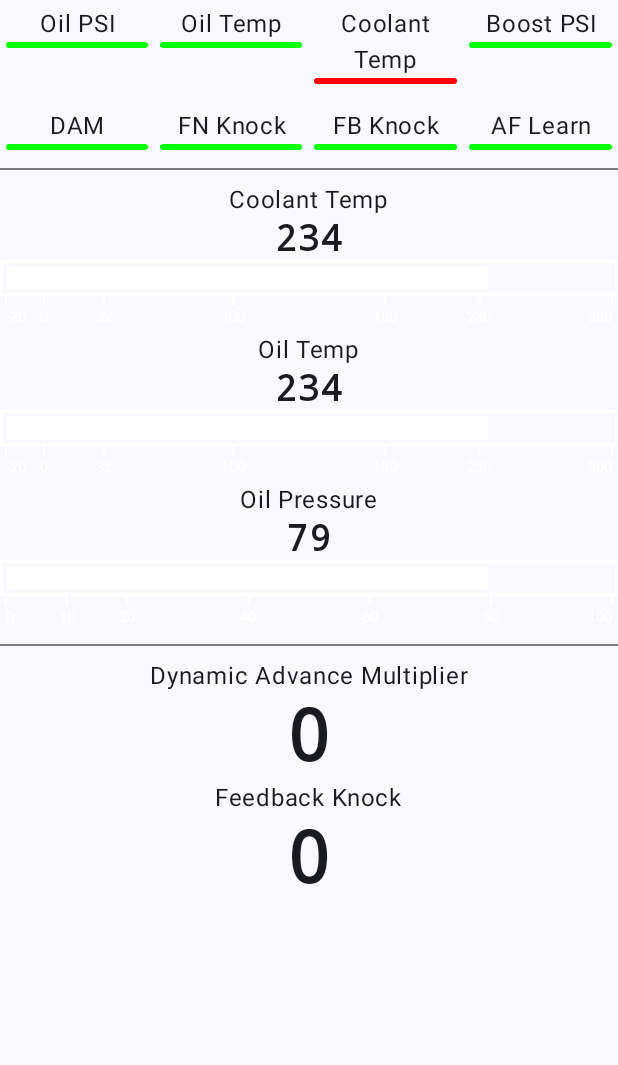
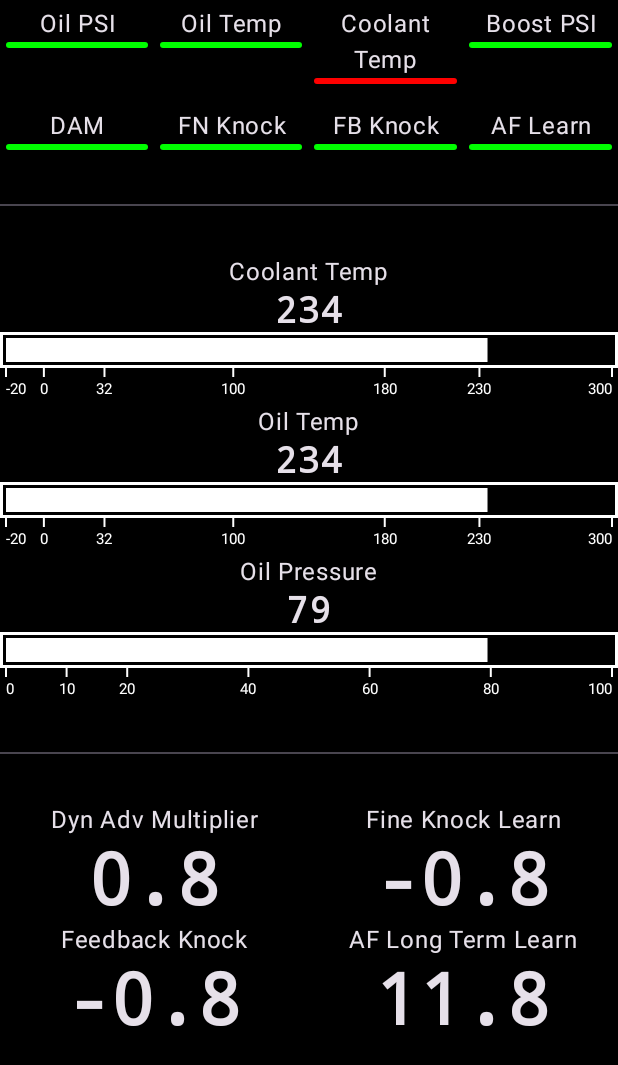
Before and after one commit to ndesilets/esp32-gauge-pod, an Android app built with Jetpack Compose: the first screen one second after launch (MainActivity), on a phone screen of 412 x 824 dp. Shown: the top 1065 px of the screen. Run offline under Robolectric (Android 15) with nearby library versions, the phone set to English and light mode, and no system bars.

Commit message:
force dark theme, add numerical gauges to dashboard

```diff
--- a/android/app/src/main/java/com/example/esp32gauges/MainActivity.kt
+++ b/android/app/src/main/java/com/example/esp32gauges/MainActivity.kt
@@ -76,7 +76,7 @@ fun Dashboard(viewModel: MainViewModel, modifier: Modifier = Modifier) {
                 .fillMaxWidth()
         )
 
-        Divider(modifier.padding(vertical = 8.dp))
+        Divider(modifier.padding(vertical = 32.dp))
 
         Column(
             modifier = modifier.fillMaxWidth(),
@@ -138,15 +138,19 @@ fun Dashboard(viewModel: MainViewModel, modifier: Modifier = Modifier) {
             )
         }
 
-        Divider(modifier.padding(vertical = 8.dp))
+        Divider(modifier.padding(vertical = 32.dp))
 
+        Row(
+            modifier
+                .height(80.dp)
+                .fillMaxWidth()) {
             Column(
-            modifier = modifier.fillMaxWidth(),
+                modifier = modifier.weight(1f),
                 horizontalAlignment = Alignment.CenterHorizontally
             ) {
-            Text("Dynamic Advance Multiplier")
+                Text("Dyn Adv Multiplier")
                 Text(
-                "${sensors.dynamicAdvanceMultiplier.value.toInt()}",
+                    String.format("%.1f", sensors.dynamicAdvanceMultiplier.value),
                     fontSize = 48.sp,
                     fontFamily = FontFamily.Monospace,
                     fontWeight = FontWeight.Bold
@@ -154,12 +158,43 @@ fun Dashboard(viewModel: MainViewModel, modifier: Modifier = Modifier) {
             }
 
             Column(
-            modifier = modifier.fillMaxWidth(),
+                modifier = modifier.weight(1f),
                 horizontalAlignment = Alignment.CenterHorizontally
+            ) {
+                Text("Fine Knock Learn")
+                Text(
+                    String.format("%.1f", sensors.fineKnock.value),
+                    fontSize = 48.sp,
+                    fontFamily = FontFamily.Monospace,
+                    fontWeight = FontWeight.Bold
+                )
+            }
+        }
+
+        Row(
+            modifier
+                .height(80.dp)
+                .fillMaxWidth()) {
+            Column(
+                modifier = modifier.weight(1f),
+                horizontalAlignment = Alignment.CenterHorizontally,
             ) {
                 Text("Feedback Knock")
                 Text(
-                "${sensors.feedbackKnock.value.toInt()}",
+                    String.format("%.1f", sensors.feedbackKnock.value),
+                    fontSize = 48.sp,
+                    fontFamily = FontFamily.Monospace,
+                    fontWeight = FontWeight.Bold
+                )
+            }
+
+            Column(
+                modifier = modifier.weight(1f),
+                horizontalAlignment = Alignment.CenterHorizontally
+            ) {
+                Text("AF Long Term Learn")
+                Text(
+                    String.format("%.1f", sensors.afLearn.value),
                     fontSize = 48.sp,
                     fontFamily = FontFamily.Monospace,
                     fontWeight = FontWeight.Bold
@@ -167,13 +202,16 @@ fun Dashboard(viewModel: MainViewModel, modifier: Modifier = Modifier) {
             }
         }
     }
+}
 
 @Preview(widthDp = 480, uiMode = Configuration.UI_MODE_NIGHT_YES)
 @Composable
 fun DashboardPreview() {
+    val viewModel = MainViewModel(SensorDataRepository(MockedESP32DataSource()))
+
     ESP32GaugesTheme {
         Surface() {
-            Dashboard(viewModel = MainViewModel(SensorDataRepository(MockedESP32DataSource())))
+            Dashboard(viewModel)
         }
     }
 }
@@ -239,11 +277,17 @@ fun SensorIndicatorOverview(sensors: MonitoredSensorData, modifier: Modifier = M
     }
 }
 
-@Preview(heightDp = 120, widthDp = 480)
+@Preview(heightDp = 120, widthDp = 480, uiMode = Configuration.UI_MODE_NIGHT_YES)
 @Composable
 fun SensorIndicatorOverviewPreview() {
+    val viewModel = MainViewModel(SensorDataRepository(MockedESP32DataSource()))
+    val uiState = viewModel.uiState.collectAsState()
+    val sensors = uiState.value.monitoredSensorData
+
     ESP32GaugesTheme {
-        SensorIndicatorOverview(MonitoredSensorData())
+        Surface() {
+            SensorIndicatorOverview(sensors)
+        }
     }
 }
 
--- a/android/app/src/main/java/com/example/esp32gauges/ui/theme/Theme.kt
+++ b/android/app/src/main/java/com/example/esp32gauges/ui/theme/Theme.kt
@@ -53,15 +53,16 @@ fun ESP32GaugesTheme(
     content: @Composable () -> Unit
 ) {
 
-    val colorScheme = when {
-        dynamicColor && Build.VERSION.SDK_INT >= Build.VERSION_CODES.S -> {
-            val context = LocalContext.current
-            if (darkTheme) dynamicDarkColorScheme(context) else dynamicLightColorScheme(context)
-        }
-
-        darkTheme -> DarkColorScheme
-        else -> LightColorScheme
-    }
+//    val colorScheme = when {
+//        dynamicColor && Build.VERSION.SDK_INT >= Build.VERSION_CODES.S -> {
+//            val context = LocalContext.current
+//            if (darkTheme) dynamicDarkColorScheme(context) else dynamicLightColorScheme(context)
+//        }
+//
+//        darkTheme -> DarkColorScheme
+//        else -> LightColorScheme
+//    }
+    val colorScheme = DarkColorScheme
     val view = LocalView.current
 
     if (!view.isInEditMode) {
```
Lines whose indentation alone changed are shown as unchanged.
